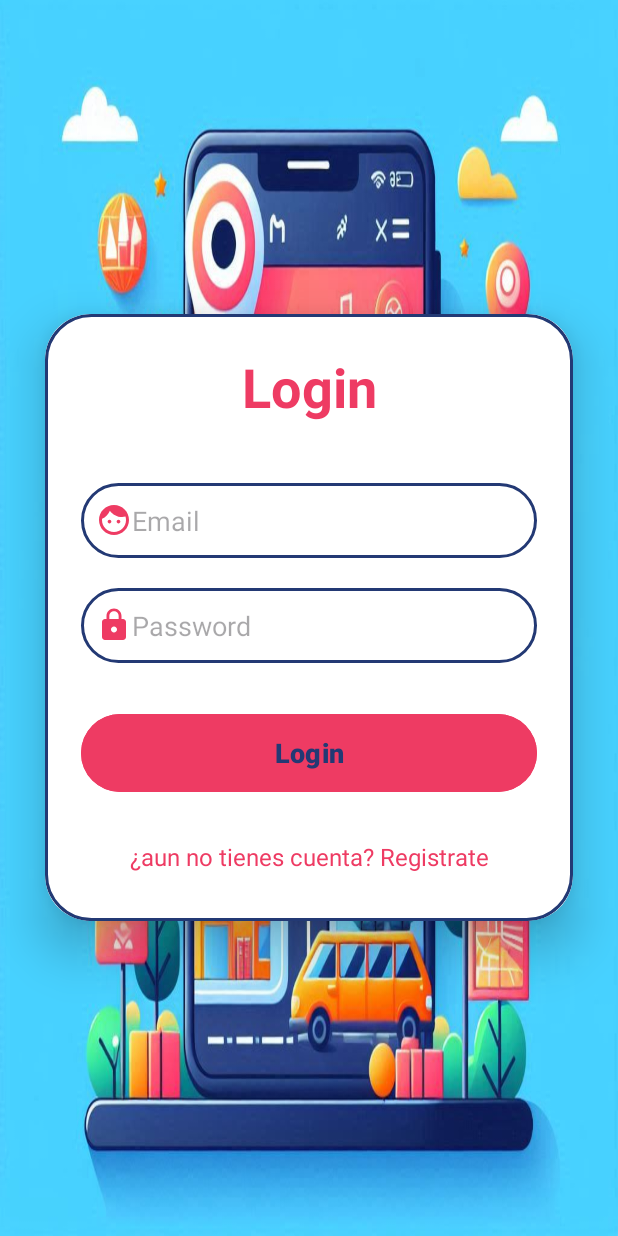
After one commit to Andre1717g/TravelGuidePro, an Android app: the LoginActivity screen opened directly, with no data from a screen before it, on a phone screen of 412 x 824 dp. The commit adds this screen. Run offline under Robolectric (Android 15) with nearby library versions, the phone set to English and light mode, and no system bars; our stand-ins replace Firebase (no records; nobody signed in at launch, a user with empty details on screens opened directly).

Commit message:
interfaz de login y registro

```diff
--- a/app/build.gradle
+++ b/app/build.gradle
@@ -36,6 +36,7 @@ dependencies {
     implementation libs.constraintlayout
     implementation platform('com.google.firebase:firebase-bom:33.1.0')
     implementation 'com.google.firebase:firebase-analytics:20.0.1'
+    implementation libs.firebase.auth
     testImplementation libs.junit
     androidTestImplementation libs.ext.junit
     androidTestImplementation libs.espresso.core
--- /dev/null
+++ b/app/src/main/java/com/example/travelguidepro/LoginActivity.java
@@ -0,0 +1,77 @@
+package com.example.travelguidepro;
+
+import android.content.Intent;
+import android.os.Bundle;
+import android.util.Patterns;
+import android.view.View;
+import android.widget.Button;
+import android.widget.EditText;
+import android.widget.TextView;
+import android.widget.Toast;
+
+import androidx.annotation.NonNull;
+import androidx.appcompat.app.AppCompatActivity;
+
+import com.google.android.gms.tasks.OnCompleteListener;
+import com.google.android.gms.tasks.Task;
+import com.google.firebase.auth.AuthResult;
+import com.google.firebase.auth.FirebaseAuth;
+
+public class LoginActivity extends AppCompatActivity {
+
+    private FirebaseAuth auth;
+    private EditText email, password;
+    private TextView signupRedirectText;
+    private Button loginButton;
+
+    @Override
+    protected void onCreate(Bundle savedInstanceState) {
+        super.onCreate(savedInstanceState);
+        setContentView(R.layout.activity_login);
+
+        auth = FirebaseAuth.getInstance();
+        email = findViewById(R.id.loginEmail);
+        password = findViewById(R.id.loginPassword);
+        loginButton = findViewById(R.id.loginButton);
+        signupRedirectText = findViewById(R.id.signupRedirectText);
+
+        loginButton.setOnClickListener(new View.OnClickListener() {
+            @Override
+            public void onClick(View v) {
+                String emailText = email.getText().toString();
+                String passwordText = password.getText().toString();
+
+                if (!emailText.isEmpty() && Patterns.EMAIL_ADDRESS.matcher(emailText).matches()) {
+                    if (!passwordText.isEmpty()) {
+                        auth.signInWithEmailAndPassword(emailText, passwordText)
+                                .addOnCompleteListener(new OnCompleteListener<AuthResult>() {
+                                    @Override
+                                    public void onComplete(@NonNull Task<AuthResult> task) {
+                                        if (task.isSuccessful()) {
+                                            Toast.makeText(LoginActivity.this, "Usuario logueado correctamente", Toast.LENGTH_SHORT).show();
+                                            startActivity(new Intent(LoginActivity.this, MainActivity.class));
+                                            finish();
+                                        } else {
+                                            Toast.makeText(LoginActivity.this, "Error al iniciar sesión", Toast.LENGTH_SHORT).show();
+                                        }
+                                    }
+                                });
+                    } else {
+                        password.setError("La contraseña no puede estar vacía");
+                    }
+                } else if (emailText.isEmpty()) {
+                    email.setError("El correo electrónico no puede estar vacío");
+                } else {
+                    email.setError("El correo electrónico no es válido");
+                }
+            }
+        });
+
+        signupRedirectText.setOnClickListener(new View.OnClickListener() {
+            @Override
+            public void onClick(View v) {
+                startActivity(new Intent(LoginActivity.this, SignUpActivity.class));
+            }
+        });
+    }
+}
--- /dev/null
+++ b/app/src/main/res/drawable/custom_edit.xml
@@ -0,0 +1,14 @@
+<?xml version="1.0" encoding="utf-8"?>
+<shape xmlns:android="http://schemas.android.com/apk/res/android"
+    android:shape="rectangle">
+
+
+    <stroke
+        android:width="2dp"
+        android:color="@color/azul" />
+
+
+
+    <corners android:radius="30dp" />
+
+</shape>
--- /dev/null
+++ b/app/src/main/res/drawable/lock.xml
@@ -0,0 +1,5 @@
+<vector xmlns:android="http://schemas.android.com/apk/res/android" android:height="24dp" android:tint="#ee3b63" android:viewportHeight="24" android:viewportWidth="24" android:width="24dp">
+
+    <path android:fillColor="@android:color/white" android:pathData="M18,8h-1L17,6c0,-2.76 -2.24,-5 -5,-5S7,3.24 7,6v2L6,8c-1.1,0 -2,0.9 -2,2v10c0,1.1 0.9,2 2,2h12c1.1,0 2,-0.9 2,-2L20,10c0,-1.1 -0.9,-2 -2,-2zM12,17c-1.1,0 -2,-0.9 -2,-2s0.9,-2 2,-2 2,0.9 2,2 -0.9,2 -2,2zM15.1,8L8.9,8L8.9,6c0,-1.71 1.39,-3.1 3.1,-3.1 1.71,0 3.1,1.39 3.1,3.1v2z"/>
+
+</vector>
--- /dev/null
+++ b/app/src/main/res/drawable/person.xml
@@ -0,0 +1,5 @@
+<vector xmlns:android="http://schemas.android.com/apk/res/android" android:height="24dp" android:tint="#ee3b63" android:viewportHeight="24" android:viewportWidth="24" android:width="24dp">
+
+    <path android:fillColor="@android:color/white" android:pathData="M9,11.75c-0.69,0 -1.25,0.56 -1.25,1.25s0.56,1.25 1.25,1.25 1.25,-0.56 1.25,-1.25 -0.56,-1.25 -1.25,-1.25zM15,11.75c-0.69,0 -1.25,0.56 -1.25,1.25s0.56,1.25 1.25,1.25 1.25,-0.56 1.25,-1.25 -0.56,-1.25 -1.25,-1.25zM12,2C6.48,2 2,6.48 2,12s4.48,10 10,10 10,-4.48 10,-10S17.52,2 12,2zM12,20c-4.41,0 -8,-3.59 -8,-8 0,-0.29 0.02,-0.58 0.05,-0.86 2.36,-1.05 4.23,-2.98 5.21,-5.37C11.07,8.33 14.05,10 17.42,10c0.78,0 1.53,-0.09 2.25,-0.26 0.21,0.71 0.33,1.47 0.33,2.26 0,4.41 -3.59,8 -8,8z"/>
+
+</vector>
--- /dev/null
+++ b/app/src/main/res/layout/activity_login.xml
@@ -0,0 +1,89 @@
+<?xml version="1.0" encoding="utf-8"?>
+<LinearLayout
+    xmlns:android="http://schemas.android.com/apk/res/android"
+    xmlns:app="http://schemas.android.com/apk/res-auto"
+    xmlns:tools="http://schemas.android.com/tools"
+    android:id="@+id/main"
+    android:layout_width="match_parent"
+    android:layout_height="match_parent"
+    android:orientation="vertical"
+    android:gravity="center"
+    android:background="@drawable/bg"
+    tools:context=".LoginActivity">
+
+    <androidx.cardview.widget.CardView
+        android:layout_width="match_parent"
+        android:layout_height="wrap_content"
+        android:layout_margin="30dp"
+        app:cardCornerRadius="30dp"
+        app:cardElevation="20dp">
+
+        <LinearLayout
+            android:layout_width="match_parent"
+            android:layout_height="wrap_content"
+            android:layout_gravity="center_horizontal"
+            android:background="@drawable/custom_edit"
+            android:orientation="vertical"
+            android:padding="24dp">
+
+
+            <TextView
+                android:layout_width="match_parent"
+                android:layout_height="wrap_content"
+                android:text="Login"
+                android:textAlignment="center"
+                android:textColor="@color/rojoSuave"
+                android:textSize="36sp"
+                android:textStyle="bold" />
+
+            <EditText
+                android:id="@+id/loginEmail"
+                android:layout_width="match_parent"
+                android:layout_height="50dp"
+                android:layout_marginTop="40dp"
+                android:background="@drawable/custom_edit"
+                android:drawableLeft="@drawable/person"
+                android:hint="Email"
+                android:padding="10dp" />
+
+            <EditText
+                android:id="@+id/loginPassword"
+                android:layout_width="match_parent"
+                android:layout_height="50dp"
+                android:layout_marginTop="20dp"
+                android:background="@drawable/custom_edit"
+                android:drawableLeft="@drawable/lock"
+                android:hint="Password"
+                android:padding="10dp" />
+
+            <Button
+                android:id="@+id/loginButton"
+                android:layout_width="match_parent"
+                android:layout_height="60dp"
+                android:layout_marginTop="30dp"
+                android:backgroundTint="@color/rojoSuave"
+                android:text="Login"
+                android:textSize="18sp"
+                android:textStyle="bold" />
+
+            <TextView
+                android:id="@+id/signupRedirectText"
+                android:layout_width="match_parent"
+                android:layout_height="wrap_content"
+                android:layout_gravity="center"
+                android:layout_marginTop="20dp"
+                android:padding="8dp"
+                android:text="¿aun no tienes cuenta? Registrate"
+                android:textAlignment="center"
+                android:textColor="@color/rojoSuave"
+                android:textSize="16sp" />
+
+
+        </LinearLayout>
+
+
+    </androidx.cardview.widget.CardView>
+
+
+
+</LinearLayout>
--- a/app/src/main/res/values/colors.xml
+++ b/app/src/main/res/values/colors.xml
@@ -2,4 +2,14 @@
 <resources>
     <color name="black">#FF000000</color>
     <color name="white">#FFFFFFFF</color>
+    <color name="piel">#edaa8e</color>
+    <color name="azul">#233974</color>
+    <color name="celeste">#47cef9</color>
+    <color name="celeste2">#86c2df</color>
+    <color name="celesteOscuro">#3883b8</color>
+    <color name="rojoSuave">#ee3b63</color>
+    <color name="verdeSuave">#30cda0</color>
+    <color name="verdeOscuro">#63786a</color>
+    <color name="verdeAzulado">#16b6c1</color>
+
 </resources>
--- a/app/src/main/res/values/themes.xml
+++ b/app/src/main/res/values/themes.xml
@@ -3,6 +3,16 @@
     <style name="Base.Theme.TravelGuidePro" parent="Theme.Material3.DayNight.NoActionBar">
         <!-- Customize your light theme here. -->
         <!-- <item name="colorPrimary">@color/my_light_primary</item> -->
+        <item name="colorPrimary">@color/piel</item>
+        <item name="colorOnPrimary">@color/azul</item>
+        <item name="colorSecondary">@color/celeste</item>
+        <item name="colorOnSecondary">@color/celeste2</item>
+        <item name="colorSurface">@color/celesteOscuro</item>
+        <item name="colorOnSurface">@color/rojoSuave</item>
+        <item name="colorPrimaryVariant">@color/verdeSuave</item>
+        <item name="colorOnPrimarySurface">@color/verdeOscuro</item>
+        <item name="colorSecondaryVariant">@color/verdeAzulado</item>
+
     </style>
 
     <style name="Theme.TravelGuidePro" parent="Base.Theme.TravelGuidePro" />
--- a/gradle/libs.versions.toml
+++ b/gradle/libs.versions.toml
@@ -7,6 +7,8 @@ appcompat = "1.7.0"
 material = "1.12.0"
 activity = "1.9.0"
 constraintlayout = "2.1.4"
+googleGmsGoogleServices = "4.4.2"
+firebaseAuth = "23.0.0"
 
 [libraries]
 junit = { group = "junit", name = "junit", version.ref = "junit" }
@@ -16,6 +18,8 @@ appcompat = { group = "androidx.appcompat", name = "appcompat", version.ref = "a
 material = { group = "com.google.android.material", name = "material", version.ref = "material" }
 activity = { group = "androidx.activity", name = "activity", version.ref = "activity" }
 constraintlayout = { group = "androidx.constraintlayout", name = "constraintlayout", version.ref = "constraintlayout" }
+firebase-auth = { group = "com.google.firebase", name = "firebase-auth", version.ref = "firebaseAuth" }
 
 [plugins]
 android-application = { id = "com.android.application", version.ref = "agp" }
+google-gms-google-services = { id = "com.google.gms.google-services", version.ref = "googleGmsGoogleServices" }
--- a/settings.gradle
+++ b/settings.gradle
@@ -20,4 +20,4 @@ dependencyResolutionManagement {
 }
 
 rootProject.name = "TravelGuide Pro"
-include ':app'
+include 'app'
```
Also changed, not shown: app/src/main/AndroidManifest.xml (+9 -1 lines), app/src/main/java/com/example/travelguidepro/SignUpActivity.java (added, +82 -0 lines), app/src/main/res/layout/activity_main.xml (+7 -2 lines), app/src/main/res/layout/activity_sign_up.xml (added, +98 -0 lines), app/src/main/res/drawable/bg.png (added).
